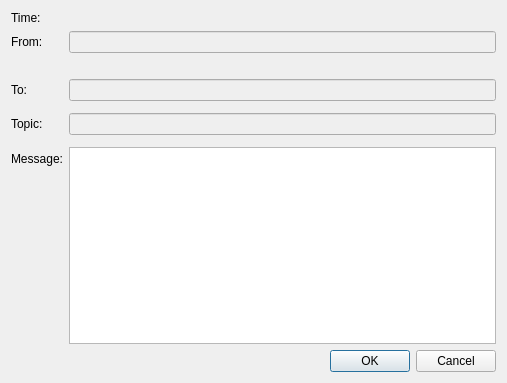
willyko/syscoin2, file src/qt/forms/messageinfodialog.ui: the form before one commit.
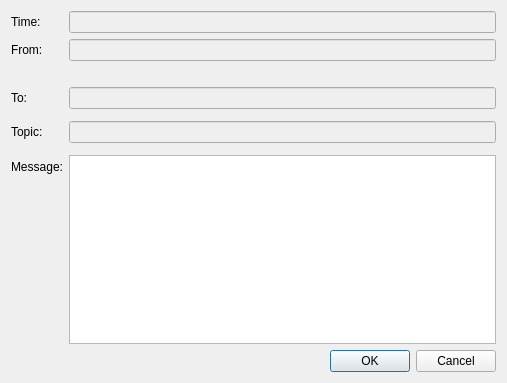
The form after the commit.

```diff
--- a/src/qt/forms/messageinfodialog.ui
+++ b/src/qt/forms/messageinfodialog.ui
@@ -114,9 +114,9 @@
       </widget>
      </item>
      <item row="0" column="1">
-      <widget class="QLabel" name="timeLabel">
-       <property name="text">
-        <string/>
+      <widget class="QLineEdit" name="timeLabel">
+       <property name="enabled">
+        <bool>false</bool>
        </property>
       </widget>
      </item>
```
